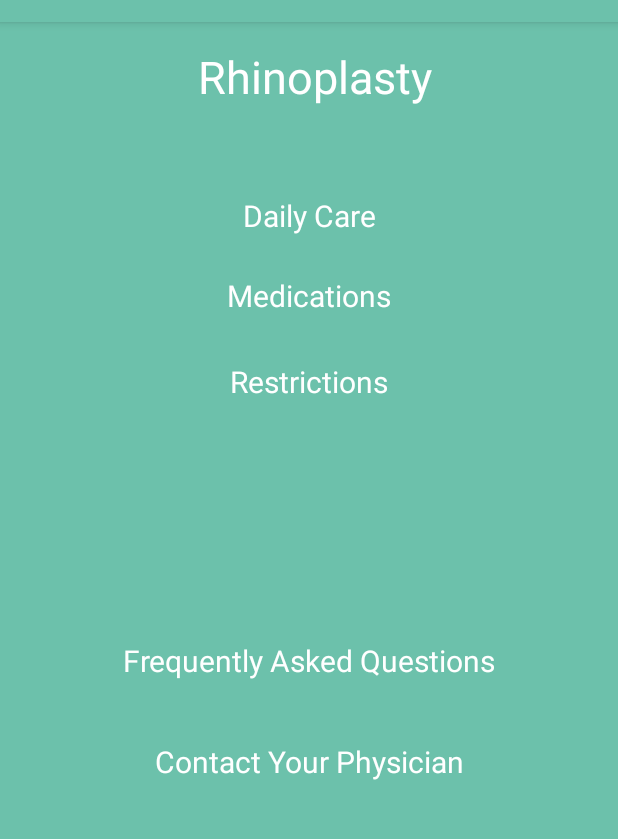
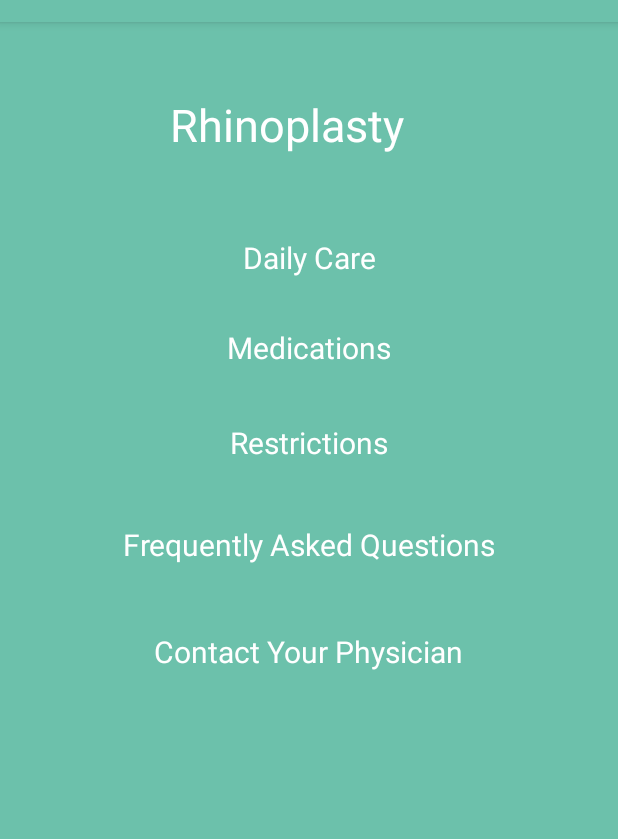
Before and after one commit to HasMuh/PostOpGo, an Android app: the MainActivity screen opened directly, with no data from a screen before it, on a phone screen of 412 x 824 dp, the part 62-901 px from its top. Run offline under Robolectric (Android 15) with nearby library versions, the phone set to English and light mode, and no system bars.

Commit message:
Formatting fixes

```diff
--- a/app/build.gradle
+++ b/app/build.gradle
@@ -2,7 +2,7 @@ apply plugin: 'com.android.application'
 
 android {
     compileSdkVersion 25
-    buildToolsVersion "25.0.2"
+    buildToolsVersion '26.0.2'
     defaultConfig {
         applicationId "com.example.postopgo"
         minSdkVersion 15
--- a/app/src/main/res/layout/activity_main.xml
+++ b/app/src/main/res/layout/activity_main.xml
@@ -12,95 +12,99 @@
         android:id="@+id/faq"
         android:layout_width="wrap_content"
         android:layout_height="wrap_content"
+        android:layout_marginTop="40dp"
+        android:onClick="toFAQ"
         android:text="@string/faq"
         android:textColor="@android:color/white"
         android:textSize="20sp"
-        android:onClick="toFAQ"
-        app:layout_constraintBottom_toBottomOf="parent"
-        app:layout_constraintHorizontal_bias="0.504"
+        app:layout_constraintEnd_toEndOf="parent"
         app:layout_constraintLeft_toLeftOf="parent"
         app:layout_constraintRight_toRightOf="parent"
-        app:layout_constraintTop_toTopOf="parent"
-        app:layout_constraintVertical_bias="0.556"
-        tools:layout_constraintRight_creator="1"
-        tools:layout_constraintLeft_creator="1" />
+        app:layout_constraintStart_toStartOf="parent"
+        app:layout_constraintTop_toBottomOf="@+id/Restrictions"
+        tools:layout_constraintLeft_creator="1"
+        tools:layout_constraintRight_creator="1" />
 
     <TextView
         android:id="@+id/contact"
         android:layout_width="wrap_content"
-        android:layout_height="wrap_content"
+        android:layout_height="100dp"
+        android:layout_marginTop="44dp"
+        android:onClick="toContact"
         android:text="@string/contactphys"
         android:textColor="@android:color/white"
         android:textSize="20sp"
-        android:onClick="toContact"
-        app:layout_constraintBottom_toBottomOf="parent"
+        app:layout_constraintEnd_toEndOf="parent"
         app:layout_constraintLeft_toLeftOf="parent"
         app:layout_constraintRight_toRightOf="parent"
-        app:layout_constraintVertical_bias="0.108"
-        tools:layout_constraintRight_creator="1"
+        app:layout_constraintStart_toStartOf="parent"
+        app:layout_constraintTop_toBottomOf="@+id/faq"
         tools:layout_constraintLeft_creator="1"
-        android:layout_marginTop="8dp"
-        app:layout_constraintTop_toBottomOf="@+id/faq"
-        app:layout_constraintHorizontal_bias="0.503" />
+        tools:layout_constraintRight_creator="1" />
 
     <TextView
         android:id="@+id/dailycare"
         android:layout_width="wrap_content"
-        android:layout_height="wrap_content"
+        android:layout_height="27dp"
+        android:layout_marginTop="40dp"
         android:onClick="toDailyCare"
         android:text="@string/daily_care"
         android:textColor="@android:color/white"
         android:textSize="20sp"
         app:layout_constraintLeft_toLeftOf="parent"
         app:layout_constraintRight_toRightOf="parent"
-        tools:layout_constraintTop_creator="1"
+        app:layout_constraintTop_toBottomOf="@+id/rhinoplasty"
+        tools:layout_constraintLeft_creator="1"
         tools:layout_constraintRight_creator="1"
-        android:layout_marginTop="44dp"
-        app:layout_constraintTop_toBottomOf="@+id/rhinoplasty"
-        tools:layout_constraintLeft_creator="1" />
+        tools:layout_constraintTop_creator="1" />
 
     <TextView
         android:id="@+id/Restrictions"
         android:layout_width="wrap_content"
-        android:layout_height="wrap_content"
+        android:layout_height="28dp"
+        android:layout_marginTop="36dp"
+        android:onClick="toRestrictions"
         android:text="@string/restrictions"
         android:textColor="@android:color/white"
         android:textSize="20sp"
-        android:onClick="toRestrictions"
+        app:layout_constraintEnd_toEndOf="parent"
         app:layout_constraintLeft_toLeftOf="parent"
         app:layout_constraintRight_toRightOf="parent"
-        tools:layout_constraintTop_creator="1"
-        tools:layout_constraintRight_creator="1"
+        app:layout_constraintStart_toStartOf="parent"
         app:layout_constraintTop_toBottomOf="@+id/meds"
         tools:layout_constraintLeft_creator="1"
-        android:layout_marginTop="30dp" />
+        tools:layout_constraintRight_creator="1"
+        tools:layout_constraintTop_creator="1" />
 
     <TextView
         android:id="@+id/rhinoplasty"
         android:layout_width="185dp"
         android:layout_height="55dp"
-        android:layout_marginTop="16dp"
+        android:layout_marginTop="48dp"
         android:text="@string/rhinoplasty"
         android:textColor="@android:color/white"
         android:textSize="30sp"
-        app:layout_constraintHorizontal_bias="0.582"
+        app:layout_constraintEnd_toEndOf="parent"
         app:layout_constraintLeft_toLeftOf="parent"
         app:layout_constraintRight_toRightOf="parent"
+        app:layout_constraintStart_toStartOf="parent"
         app:layout_constraintTop_toTopOf="parent" />
 
     <TextView
         android:id="@+id/meds"
         android:layout_width="wrap_content"
         android:layout_height="wrap_content"
+        android:layout_marginTop="60dp"
+        android:onClick="toMeds"
         android:text="@string/meds"
         android:textColor="@android:color/white"
         android:textSize="20sp"
-        android:onClick="toMeds"
+        app:layout_constraintEnd_toEndOf="parent"
         app:layout_constraintLeft_toLeftOf="parent"
         app:layout_constraintRight_toRightOf="parent"
-        tools:layout_constraintTop_creator="1"
+        app:layout_constraintStart_toStartOf="parent"
+        app:layout_constraintTop_toTopOf="@+id/dailycare"
+        tools:layout_constraintLeft_creator="1"
         tools:layout_constraintRight_creator="1"
-        android:layout_marginTop="26dp"
-        app:layout_constraintTop_toBottomOf="@+id/dailycare"
-        tools:layout_constraintLeft_creator="1" />
+        tools:layout_constraintTop_creator="1" />
 </android.support.constraint.ConstraintLayout>
--- a/app/src/main/res/values/strings.xml
+++ b/app/src/main/res/values/strings.xml
@@ -10,4 +10,5 @@
     <string name="contactphys">Contact Your Physician</string>
     <string name="pwPrompt">Password</string>
     <string name="login">Login</string>
+    <string name="rhino_DC">Rhinoplasty: Daily Care</string>
 </resources>
--- a/build.gradle
+++ b/build.gradle
@@ -5,7 +5,7 @@ buildscript {
         jcenter()
     }
     dependencies {
-        classpath 'com.android.tools.build:gradle:2.3.3'
+        classpath 'com.android.tools.build:gradle:3.0.0'
 
         // NOTE: Do not place your application dependencies here; they belong
         // in the individual module build.gradle files
```
Also changed, not shown: app/src/main/res/layout/activity_dcrhino.xml (+8 -14 lines), app/src/main/res/layout/activity_welcome__screen.xml (+19 -17 lines), gradle/wrapper/gradle-wrapper.properties.
